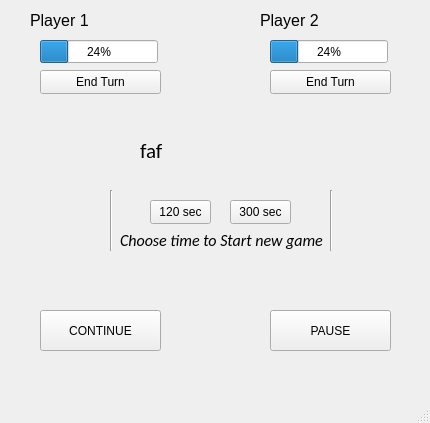
First picture: the form in viikko7/shakkikello/mainwindow.ui, repository reso-kurssit/2023-Q3-until-2024-Q2, before the edit.
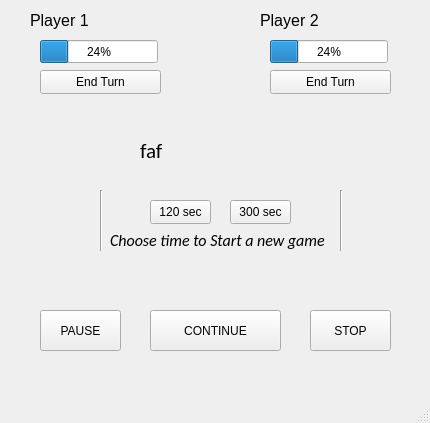
Second picture: the form after the edit.

Commit message: kesken mm. stopgame ja text labelit

```diff
--- a/viikko7/shakkikello/mainwindow.ui
+++ b/viikko7/shakkikello/mainwindow.ui
@@ -115,12 +115,12 @@
      <string>300 sec</string>
     </property>
    </widget>
-   <widget class="QPushButton" name="stop">
+   <widget class="QPushButton" name="pause">
     <property name="geometry">
      <rect>
-      <x>270</x>
+      <x>40</x>
       <y>310</y>
-      <width>121</width>
+      <width>81</width>
       <height>41</height>
      </rect>
     </property>
@@ -131,9 +131,9 @@
    <widget class="QPushButton" name="start">
     <property name="geometry">
      <rect>
-      <x>40</x>
+      <x>150</x>
       <y>310</y>
-      <width>121</width>
+      <width>131</width>
       <height>41</height>
      </rect>
     </property>
@@ -186,9 +186,9 @@
    <widget class="QLabel" name="textLabel_4">
     <property name="geometry">
      <rect>
-      <x>120</x>
+      <x>110</x>
       <y>230</y>
-      <width>211</width>
+      <width>221</width>
       <height>21</height>
      </rect>
     </property>
@@ -204,13 +204,13 @@
      <bool>false</bool>
     </property>
     <property name="text">
-     <string>Choose time to Start new game </string>
+     <string>Choose time to Start a new game </string>
     </property>
    </widget>
    <widget class="Line" name="line">
     <property name="geometry">
      <rect>
-      <x>110</x>
+      <x>100</x>
       <y>190</y>
       <width>3</width>
       <height>61</height>
@@ -223,7 +223,7 @@
    <widget class="Line" name="line_2">
     <property name="geometry">
      <rect>
-      <x>330</x>
+      <x>340</x>
       <y>190</y>
       <width>3</width>
       <height>61</height>
@@ -233,6 +233,19 @@
      <enum>Qt::Vertical</enum>
     </property>
    </widget>
+   <widget class="QPushButton" name="stop">
+    <property name="geometry">
+     <rect>
+      <x>310</x>
+      <y>310</y>
+      <width>81</width>
+      <height>41</height>
+     </rect>
+    </property>
+    <property name="text">
+     <string>STOP</string>
+    </property>
+   </widget>
   </widget>
   <widget class="QMenuBar" name="menubar">
    <property name="geometry">
```
The commit also changes 2 other files.
